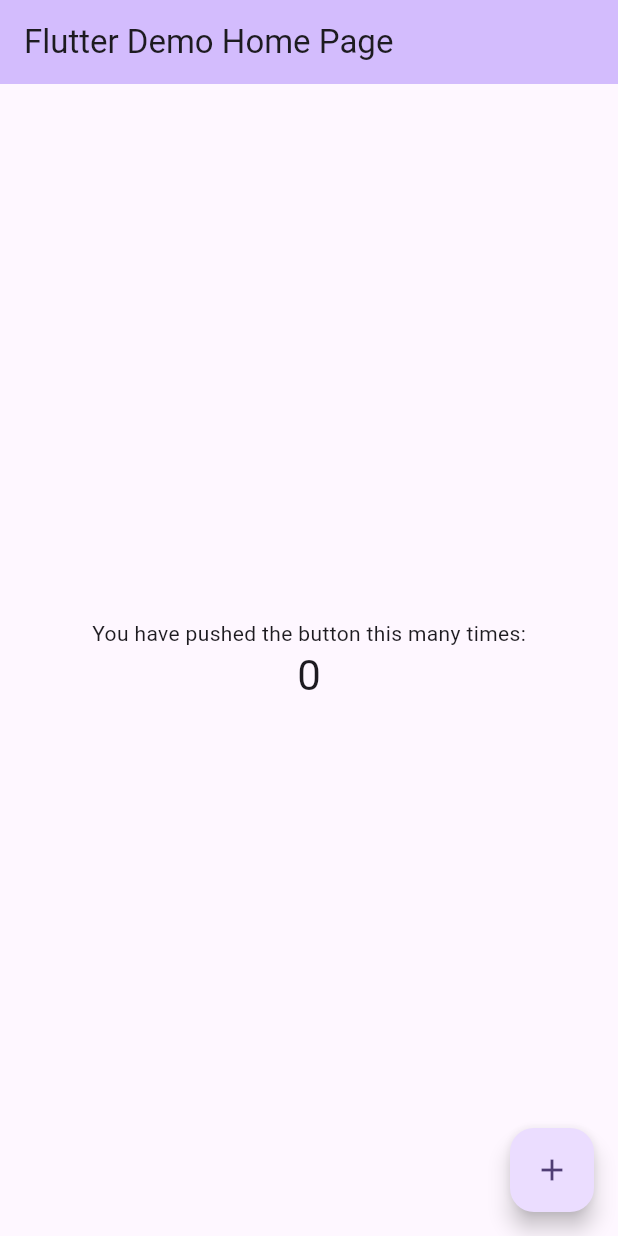
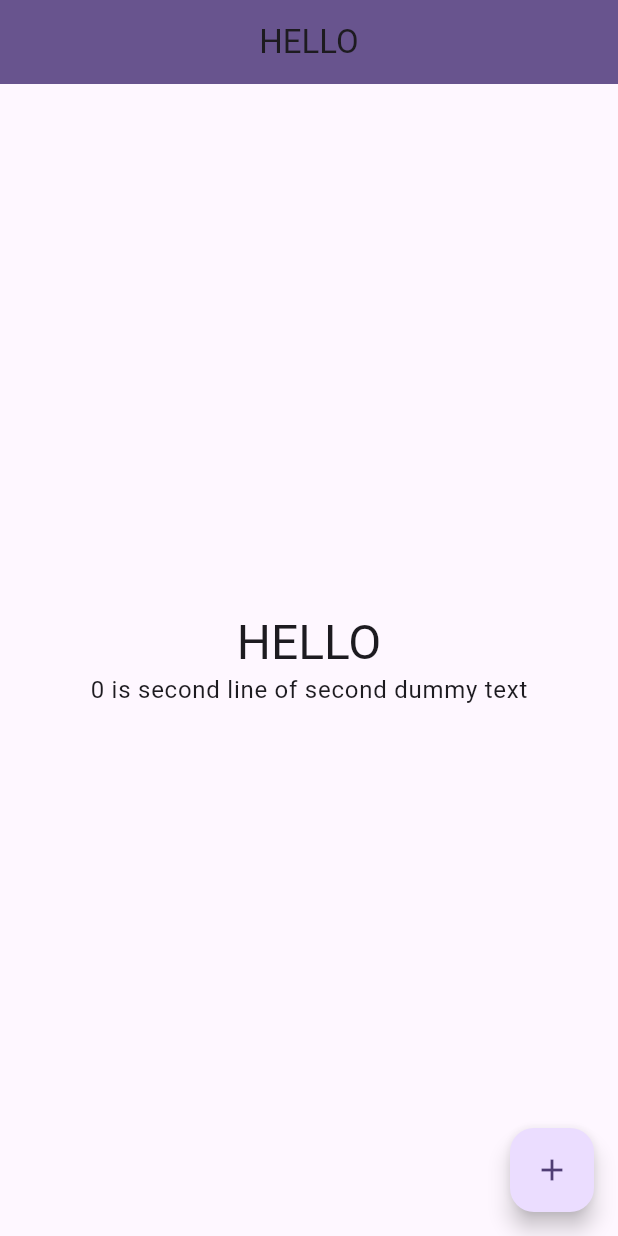
Before and after one commit to KKEK-041405/kkek.ml, a Flutter app: the screen it shows after launch, on a phone screen of 412 x 824 dp. Run offline on Flutter 3.47's test engine with Material 2 defaults, Android fonts, the light colour scheme and no system bars; our stand-ins replace firebase_core; accounts and stored records are empty.

Commit message:
created demo home page

```diff
--- a/lib/main.dart
+++ b/lib/main.dart
@@ -1,125 +1,72 @@
+import 'dart:math';
+
 import 'package:flutter/material.dart';
+import 'package:kkek/main1.dart';
 
 void main() {
   runApp(const MyApp());
 }
 
 class MyApp extends StatelessWidget {
-  const MyApp({super.key});
+  const MyApp({
+    super.key,
+  });
 
-  // This widget is the root of your application.
   @override
   Widget build(BuildContext context) {
     return MaterialApp(
-      title: 'Flutter Demo',
+      title: 'KKEK',
       theme: ThemeData(
-        // This is the theme of your application.
-        //
-        // TRY THIS: Try running your application with "flutter run". You'll see
-        // the application has a blue toolbar. Then, without quitting the app,
-        // try changing the seedColor in the colorScheme below to Colors.green
-        // and then invoke "hot reload" (save your changes or press the "hot
-        // reload" button in a Flutter-supported IDE, or press "r" if you used
-        // the command line to start the app).
-        //
-        // Notice that the counter didn't reset back to zero; the application
-        // state is not lost during the reload. To reset the state, use hot
-        // restart instead.
-        //
-        // This works for code too, not just values: Most code changes can be
-        // tested with just a hot reload.
         colorScheme: ColorScheme.fromSeed(seedColor: Colors.deepPurple),
         useMaterial3: true,
       ),
-      home: const MyHomePage(title: 'Flutter Demo Home Page'),
+      home: const MyHomePage(title: "HELLO"),
     );
   }
 }
 
 class MyHomePage extends StatefulWidget {
   const MyHomePage({super.key, required this.title});
-
-  // This widget is the home page of your application. It is stateful, meaning
-  // that it has a State object (defined below) that contains fields that affect
-  // how it looks.
-
-  // This class is the configuration for the state. It holds the values (in this
-  // case the title) provided by the parent (in this case the App widget) and
-  // used by the build method of the State. Fields in a Widget subclass are
-  // always marked "final".
-
   final String title;
-
   @override
   State<MyHomePage> createState() => _MyHomePageState();
 }
 
 class _MyHomePageState extends State<MyHomePage> {
   int _counter = 0;
-
-  void _incrementCounter() {
+  void _increment() {
     setState(() {
-      // This call to setState tells the Flutter framework that something has
-      // changed in this State, which causes it to rerun the build method below
-      // so that the display can reflect the updated values. If we changed
-      // _counter without calling setState(), then the build method would not be
-      // called again, and so nothing would appear to happen.
       _counter++;
     });
   }
 
   @override
   Widget build(BuildContext context) {
-    // This method is rerun every time setState is called, for instance as done
-    // by the _incrementCounter method above.
-    //
-    // The Flutter framework has been optimized to make rerunning build methods
-    // fast, so that you can just rebuild anything that needs updating rather
-    // than having to individually change instances of widgets.
     return Scaffold(
       appBar: AppBar(
-        // TRY THIS: Try changing the color here to a specific color (to
-        // Colors.amber, perhaps?) and trigger a hot reload to see the AppBar
-        // change color while the other colors stay the same.
-        backgroundColor: Theme.of(context).colorScheme.inversePrimary,
-        // Here we take the value from the MyHomePage object that was created by
-        // the App.build method, and use it to set our appbar title.
-        title: Text(widget.title),
-      ),
+          backgroundColor: Theme.of(context).primaryColor,
+          title: Center(
+            child: Text(widget.title),
+          )),
       body: Center(
-        // Center is a layout widget. It takes a single child and positions it
-        // in the middle of the parent.
           child: Column(
-          // Column is also a layout widget. It takes a list of children and
-          // arranges them vertically. By default, it sizes itself to fit its
-          // children horizontally, and tries to be as tall as its parent.
-          //
-          // Column has various properties to control how it sizes itself and
-          // how it positions its children. Here we use mainAxisAlignment to
-          // center the children vertically; the main axis here is the vertical
-          // axis because Columns are vertical (the cross axis would be
-          // horizontal).
-          //
-          // TRY THIS: Invoke "debug painting" (choose the "Toggle Debug Paint"
-          // action in the IDE, or press "p" in the console), to see the
-          // wireframe for each widget.
         mainAxisAlignment: MainAxisAlignment.center,
         children: <Widget>[
-            const Text(
-              'You have pushed the button this many times:',
+          Text(
+            widget.title,
+            style: Theme.of(context).textTheme.headlineLarge,
           ),
           Text(
-              '$_counter',
-              style: Theme.of(context).textTheme.headlineMedium,
+            "$_counter is second line of second dummy text",
+            style: Theme.of(context).textTheme.bodyLarge,
+          )
+        ],
+      )),
+      floatingActionButton: FloatingActionButton(
+        onPressed: _increment,
+        tooltip: "increment",
+        child: const Icon(Icons.add),
       ),
-          ],
-        ),
-      ),
-      floatingActionButton: FloatingActionButton(
-        onPressed: _incrementCounter,
-        tooltip: 'Increment',
-        child: const Icon(Icons.add),
-      ), // This trailing comma makes auto-formatting nicer for build methods.
     );
   }
 }
--- /dev/null
+++ b/lib/main1.dart
@@ -0,0 +1,131 @@
+import 'package:flutter/material.dart';
+import 'package:firebase_core/firebase_core.dart';
+import 'firebase_options.dart';
+
+void main() async {
+  WidgetsFlutterBinding.ensureInitialized();
+  await Firebase.initializeApp(
+    options: DefaultFirebaseOptions.currentPlatform,
+  );
+  runApp(const MyApp());
+}
+
+class MyApp extends StatelessWidget {
+  const MyApp({super.key});
+
+  // This widget is the root of your application.
+  @override
+  Widget build(BuildContext context) {
+    return MaterialApp(
+      title: 'KKEK',
+      theme: ThemeData(
+        // This is the theme of your application.
+        //
+        // TRY THIS: Try running your application with "flutter run". You'll see
+        // the application has a blue toolbar. Then, without quitting the app,
+        // try changing the seedColor in the colorScheme below to Colors.green
+        // and then invoke "hot reload" (save your changes or press the "hot
+        // reload" button in a Flutter-supported IDE, or press "r" if you used
+        // the command line to start the app).
+        //
+        // Notice that the counter didn't reset back to zero; the application
+        // state is not lost during the reload. To reset the state, use hot
+        // restart instead.
+        //
+        // This works for code too, not just values: Most code changes can be
+        // tested with just a hot reload.
+        colorScheme: ColorScheme.fromSeed(seedColor: Colors.red),
+        useMaterial3: true,
+      ),
+      home: const MyHomePage(title: 'Flutter Demo Home Page'),
+    );
+  }
+}
+
+class MyHomePage extends StatefulWidget {
+  const MyHomePage({super.key, required this.title});
+
+  // This widget is the home page of your application. It is stateful, meaning
+  // that it has a State object (defined below) that contains fields that affect
+  // how it looks.
+
+  // This class is the configuration for the state. It holds the values (in this
+  // case the title) provided by the parent (in this case the App widget) and
+  // used by the build method of the State. Fields in a Widget subclass are
+  // always marked "final".
+
+  final String title;
+
+  @override
+  State<MyHomePage> createState() => _MyHomePageState();
+}
+
+class _MyHomePageState extends State<MyHomePage> {
+  int _counter = 0;
+
+  void _incrementCounter() {
+    setState(() {
+      // This call to setState tells the Flutter framework that something has
+      // changed in this State, which causes it to rerun the build method below
+      // so that the display can reflect the updated values. If we changed
+      // _counter without calling setState(), then the build method would not be
+      // called again, and so nothing would appear to happen.
+      _counter++;
+    });
+  }
+
+  @override
+  Widget build(BuildContext context) {
+    // This method is rerun every time setState is called, for instance as done
+    // by the _incrementCounter method above.
+    //
+    // The Flutter framework has been optimized to make rerunning build methods
+    // fast, so that you can just rebuild anything that needs updating rather
+    // than having to individually change instances of widgets.
+    return Scaffold(
+      appBar: AppBar(
+        // TRY THIS: Try changing the color here to a specific color (to
+        // Colors.amber, perhaps?) and trigger a hot reload to see the AppBar
+        // change color while the other colors stay the same.
+        backgroundColor: Theme.of(context).appBarTheme.foregroundColor,
+        // Here we take the value from the MyHomePage object that was created by
+        // the App.build method, and use it to set our appbar title.
+        title: Text(widget.title),
+      ),
+      body: Center(
+        // Center is a layout widget. It takes a single child and positions it
+        // in the middle of the parent.
+        child: Column(
+          // Column is also a layout widget. It takes a list of children and
+          // arranges them vertically. By default, it sizes itself to fit its
+          // children horizontally, and tries to be as tall as its parent.
+          //
+          // Column has various properties to control how it sizes itself and
+          // how it positions its children. Here we use mainAxisAlignment to
+          // center the children vertically; the main axis here is the vertical
+          // axis because Columns are vertical (the cross axis would be
+          // horizontal).
+          //
+          // TRY THIS: Invoke "debug painting" (choose the "Toggle Debug Paint"
+          // action in the IDE, or press "p" in the console), to see the
+          // wireframe for each widget.
+          mainAxisAlignment: MainAxisAlignment.center,
+          children: <Widget>[
+            const Text(
+              'You have pushed the button this many times:',
+            ),
+            Text(
+              '$_counter',
+              style: Theme.of(context).textTheme.headlineMedium,
+            ),
+          ],
+        ),
+      ),
+      floatingActionButton: FloatingActionButton(
+        onPressed: _incrementCounter,
+        tooltip: 'Increment',
+        child: const Icon(Icons.add),
+      ), // This trailing comma makes auto-formatting nicer for build methods.
+    );
+  }
+}
--- a/pubspec.yaml
+++ b/pubspec.yaml
@@ -35,6 +35,7 @@ dependencies:
   # The following adds the Cupertino Icons font to your application.
   # Use with the CupertinoIcons class for iOS style icons.
   cupertino_icons: ^1.0.2
+  firebase_core: ^2.15.1
 
 dev_dependencies:
   flutter_test:
```
Also changed, not shown: flutter_01.png (added), lib/firebase_options.dart (added), pubspec.lock, 8 other files. Lines whose indentation alone changed are shown as unchanged.
